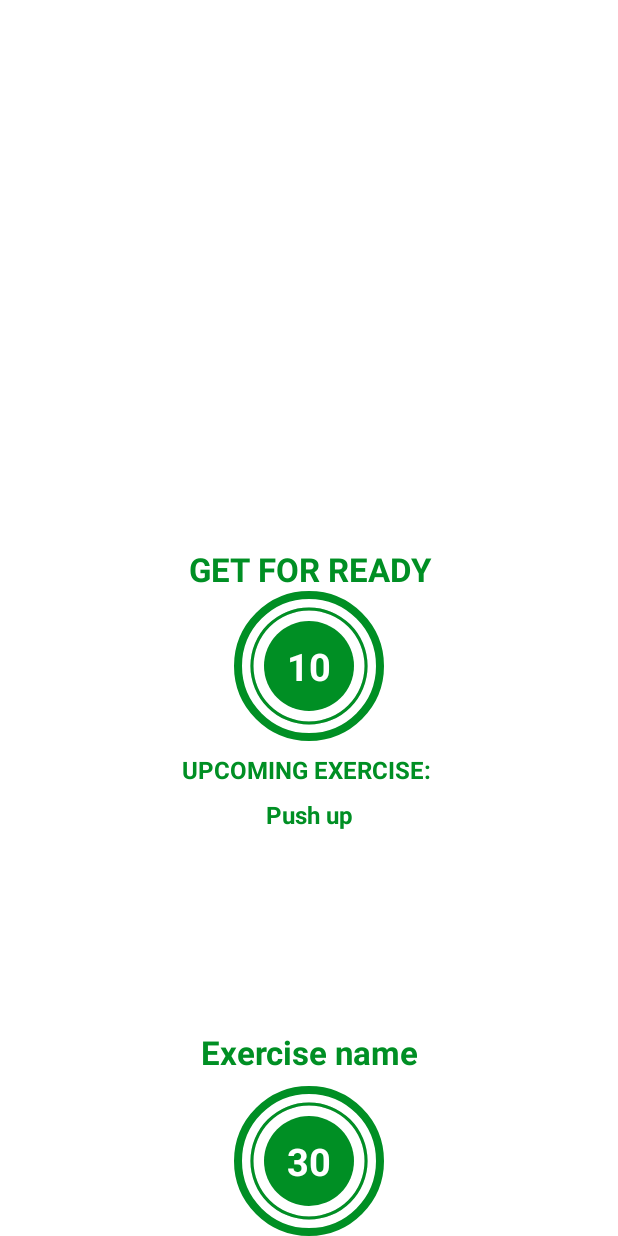
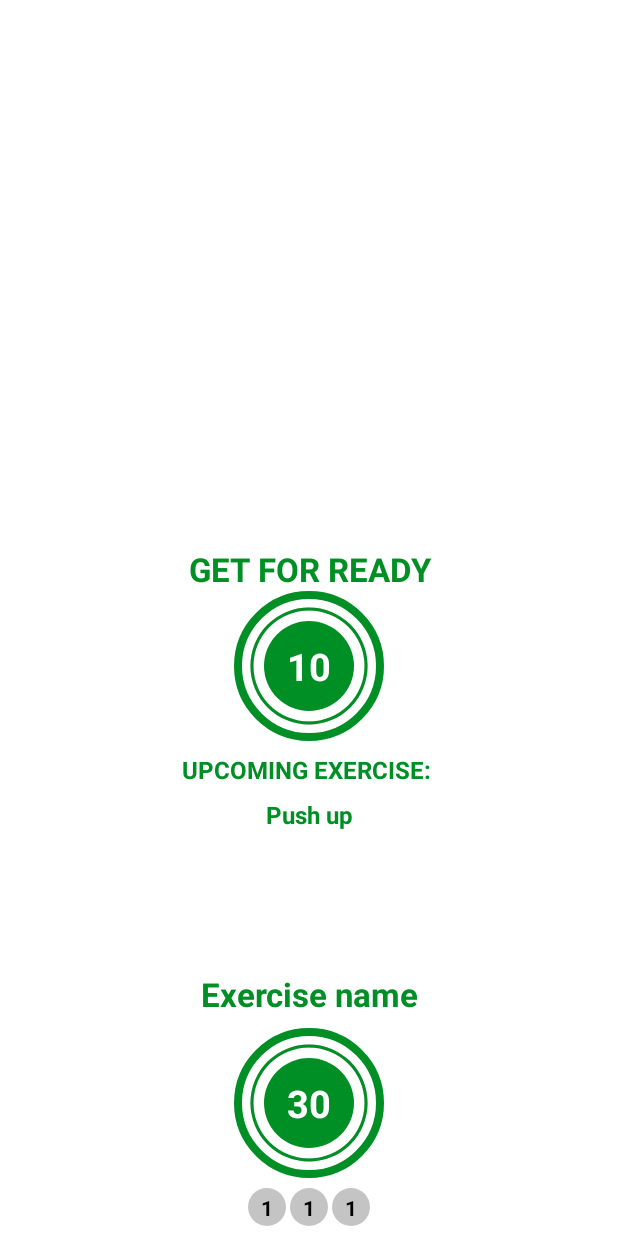
Before and after one commit to QuocDatA/WorkoutApp, an Android app: the layout activity_excercise.xml on its own in the app's theme, with its tools: preview values and no code run, on a phone screen of 412 x 824 dp. Run offline under Robolectric (Android 15) with nearby library versions, the light colour scheme and no system bars.

Commit message:
set recycler view and current position exercise for view

```diff
--- /dev/null
+++ b/app/src/main/res/drawable/item_circular_color_gray_background.xml
@@ -0,0 +1,7 @@
+<?xml version="1.0" encoding="utf-8"?>
+<shape xmlns:android="http://schemas.android.com/apk/res/android"
+    android:shape="oval">
+
+    <solid android:color="@color/colorGray"/>
+
+</shape>
--- a/app/src/main/res/layout/activity_excercise.xml
+++ b/app/src/main/res/layout/activity_excercise.xml
@@ -122,48 +122,61 @@
 
     <FrameLayout
         android:id="@+id/flExerciseView"
-        tools:visibility="visible"
-        android:visibility="gone"
-        app:layout_constraintTop_toBottomOf="@id/tvExercise"
-        app:layout_constraintBottom_toBottomOf="parent"
-        app:layout_constraintEnd_toEndOf="parent"
+        android:layout_width="100dp"
+        android:layout_height="100dp"
         android:layout_marginTop="8dp"
         android:background="@drawable/item_circular_color_accent_border"
+        android:visibility="gone"
+        app:layout_constraintBottom_toTopOf="@id/rv_list_exercise"
+        app:layout_constraintEnd_toEndOf="parent"
         app:layout_constraintStart_toStartOf="parent"
-        android:layout_width="100dp"
-        android:layout_height="100dp">
+        app:layout_constraintTop_toBottomOf="@id/tvExercise"
+        tools:visibility="visible">
 
         <ProgressBar
             android:id="@+id/progressBarExercise"
             style="?android:attr/progressBarStyleHorizontal"
+            android:layout_width="100dp"
+            android:layout_height="100dp"
             android:layout_gravity="center"
             android:background="@drawable/circular_progress_gray"
+            android:indeterminate="false"
             android:max="30"
-            android:indeterminate="false"
             android:progress="300"
-            android:rotation="-90"
             android:progressDrawable="@drawable/circular_progress_bar"
-            android:layout_width="100dp"
-            android:layout_height="100dp"/>
+            android:rotation="-90" />
 
         <LinearLayout
-            android:gravity="center"
+            android:layout_width="60dp"
+            android:layout_height="60dp"
             android:layout_gravity="center"
             android:background="@drawable/item_circular_color_accent_background"
-            android:layout_width="60dp"
-            android:layout_height="60dp">
+            android:gravity="center">
 
             <TextView
                 android:id="@+id/tvTimerExercise"
-                tools:text="30"
+                android:layout_width="wrap_content"
+                android:layout_height="wrap_content"
+                android:textColor="@color/white"
                 android:textSize="25dp"
                 android:textStyle="bold"
-                android:textColor="@color/white"
-                android:layout_width="wrap_content"
-                android:layout_height="wrap_content"/>
+                tools:text="30" />
 
         </LinearLayout>
 
     </FrameLayout>
 
+    <androidx.recyclerview.widget.RecyclerView
+        android:id="@+id/rv_list_exercise"
+        android:layout_width="wrap_content"
+        android:layout_height="wrap_content"
+        android:layout_margin="5dp"
+        android:orientation="horizontal"
+        app:layoutManager="androidx.recyclerview.widget.LinearLayoutManager"
+        app:layout_constraintBottom_toBottomOf="parent"
+        app:layout_constraintEnd_toEndOf="parent"
+        app:layout_constraintStart_toStartOf="parent"
+        app:layout_constraintTop_toBottomOf="@+id/flExerciseView"
+        tools:listitem="@layout/item_exercise_status" />
+
 </androidx.constraintlayout.widget.ConstraintLayout>
--- /dev/null
+++ b/app/src/main/res/layout/item_exercise_status.xml
@@ -0,0 +1,16 @@
+<?xml version="1.0" encoding="utf-8"?>
+<TextView xmlns:android="http://schemas.android.com/apk/res/android"
+    xmlns:tools="http://schemas.android.com/tools"
+    android:id="@+id/tvItem"
+    android:layout_margin="1dp"
+    android:background="@drawable/item_circular_color_gray_background"
+    android:gravity="center"
+    android:padding="3dp"
+    android:textColor="@color/black"
+    android:textStyle="bold"
+    tools:text="1"
+    android:textSize="14dp"
+    android:layout_width="25dp"
+    android:layout_height="25dp">
+
+</TextView>
```
Also changed, not shown: app/src/main/java/com/quocdat/workoutapp/ExerciseActivity.kt (+17 -0 lines), app/src/main/java/com/quocdat/workoutapp/adapter/ExerciseStatusAdapter.kt (added, +65 -0 lines), app/src/main/res/drawable/item_circular_background_selected.xml (added, +9 -0 lines).
